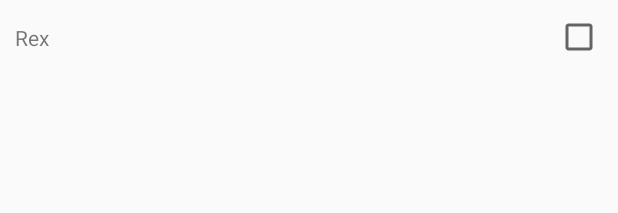
After one commit to Samy104/PetTracker, an Android app: the layout row_module_associer.xml on its own in the app's theme, with its tools: preview values and no code run, on a phone screen of 412 x 824 dp. The commit adds this screen. Shown: the top 213 px of the screen. Run offline under Robolectric (Android 15) with nearby library versions, the phone set to English and light mode, and no system bars.

Commit message:
Associer un module à une zone #8

```diff
--- a/app/src/main/java/com/example/roadrunner/pettracker/model/Zone.java
+++ b/app/src/main/java/com/example/roadrunner/pettracker/model/Zone.java
@@ -84,4 +84,7 @@ public class Zone {
     public void addModule(Module module) {
         this.associatedModules.add(module);
     }
+    public void removeModule(Module module) {
+        this.associatedModules.remove(module);
+    }
 }
--- a/app/src/main/java/com/example/roadrunner/pettracker/ui/fragments/ZoneManagerFragment.java
+++ b/app/src/main/java/com/example/roadrunner/pettracker/ui/fragments/ZoneManagerFragment.java
@@ -115,6 +115,7 @@ public class ZoneManagerFragment extends Fragment {
                                 public void onClick(View v) {
 
                                     Intent intent = new Intent(getActivity(), ModuleAssociaterActivity.class);
+                                    intent.putExtra("zoneID",zone.getId());
                                     startActivity(intent);
                                     dialog.dismiss();
                                 }
--- /dev/null
+++ b/app/src/main/res/layout/row_module_associer.xml
@@ -0,0 +1,32 @@
+<?xml version="1.0" encoding="utf-8"?>
+<LinearLayout xmlns:android="http://schemas.android.com/apk/res/android"
+    xmlns:tools="http://schemas.android.com/tools"
+    android:layout_width="match_parent"
+    android:layout_height="50dp"
+    android:orientation="vertical">
+
+    <LinearLayout
+        android:layout_width="match_parent"
+        android:layout_height="match_parent"
+        android:orientation="horizontal"
+        android:paddingLeft="10dp"
+        android:paddingRight="10dp">
+
+
+        <TextView
+            android:id="@+id/tv_module_name"
+            android:layout_width="wrap_content"
+            android:layout_height="wrap_content"
+            android:layout_gravity="center_vertical"
+            android:layout_weight="1"
+            tools:text="Rex" />
+
+        <CheckBox
+            android:id="@+id/checkbox_module_associer"
+            android:layout_width="wrap_content"
+            android:layout_height="wrap_content"
+            android:layout_gravity="center_vertical" />
+    </LinearLayout>
+
+
+</LinearLayout>
```
Also changed, not shown: app/src/main/java/com/example/roadrunner/pettracker/model/Module.java (+9 -1 lines), app/src/main/java/com/example/roadrunner/pettracker/ui/activities/ModuleAssociaterActivity.java (+58 -3 lines), app/src/main/java/com/example/roadrunner/pettracker/ui/adapters/ModuleAssocierAdapter.java (added, +125 -0 lines), app/src/main/res/layout/activity_module_associer.xml (+15 -9 lines).
